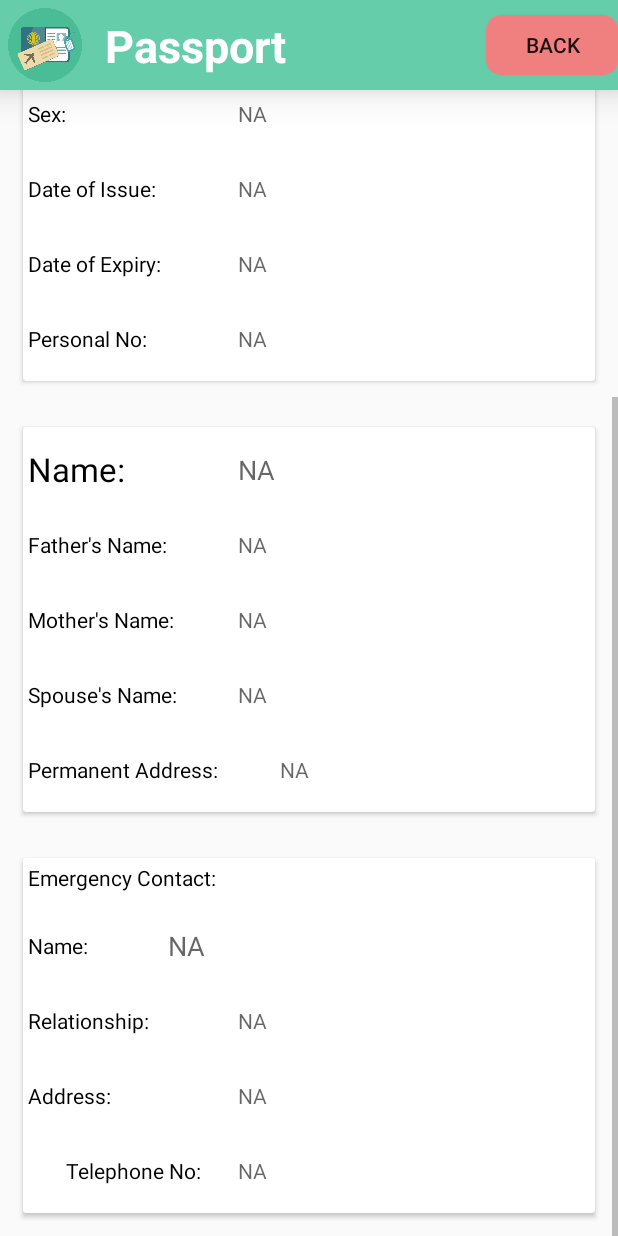
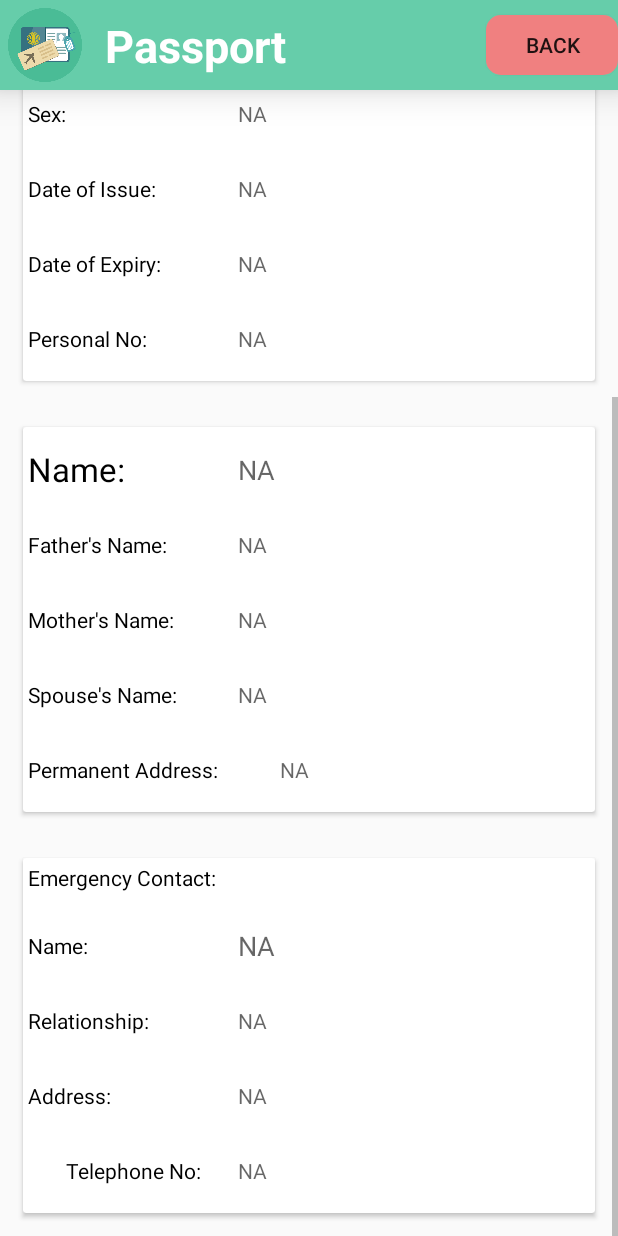
Before and after one commit to projectvid2018/VID2, an Android app: the PassportActivity screen opened directly, with no data from a screen before it, scrolled down 279 dp, on a phone screen of 412 x 824 dp. Run offline under Robolectric (Android 15) with nearby library versions, the phone set to English and light mode, and no system bars; our stand-ins replace CircleImageView, Firebase (no records; nobody signed in at launch, a user with empty details on screens opened directly); 16 statements that could not run were skipped.

Commit message:
some design changed by Hasan Passport Activity Done back Button Added in all Activity

```diff
--- a/app/src/main/res/layout/activity_passport.xml
+++ b/app/src/main/res/layout/activity_passport.xml
@@ -499,7 +499,7 @@
 
                             android:layout_width="0dp"
                             android:layout_height="match_parent"
-                            android:layout_weight=".5"
+                            android:layout_weight=".75"
                             android:text="@string/name"
                             android:gravity="start|center_vertical"
                             android:textColor="#000"
@@ -509,7 +509,7 @@
                             android:id="@+id/contactNameId"
                             android:layout_width="0dp"
                             android:layout_height="match_parent"
-                            android:layout_weight="1.5"
+                            android:layout_weight="1.25"
                             android:hint="@string/na"
                             android:gravity="start|center_vertical"
                             android:textColor="#000"
```
